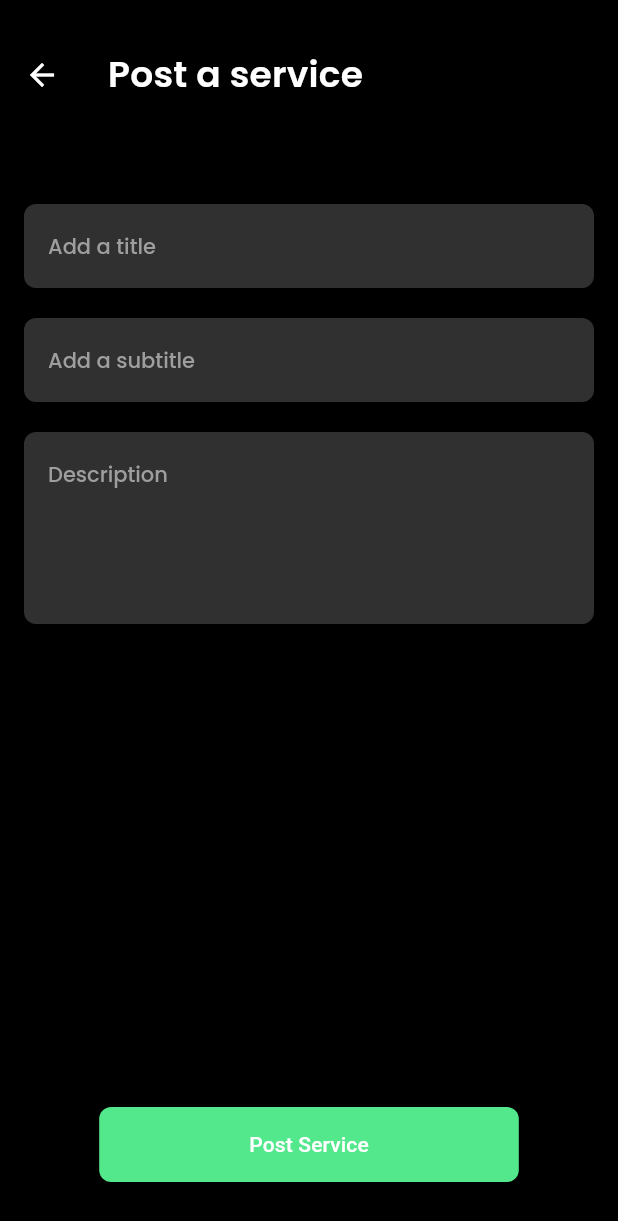
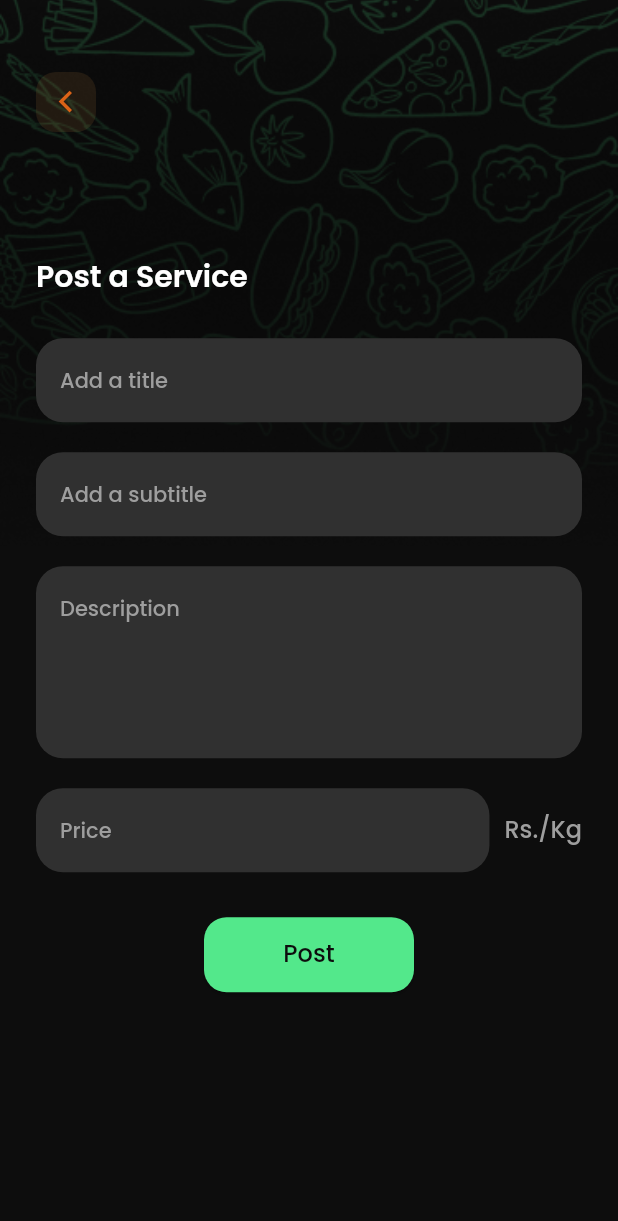
Before and after one commit to chamodperera/agrilink, a Flutter app: the PostServiceForm screen opened directly, on a phone screen of 412 x 824 dp. Shown: the top 1221 px of the screen. Run offline on Flutter 3.47's test engine with Material 3 defaults, Android fonts, the phone set to English and light mode, and no system bars; our stand-ins replace cloud_firestore, file_picker, firebase_auth, firebase_core, firebase_storage, fluentui_system_icons and 5 more; accounts and stored records are empty; project files that could hold a hidden picture were left out.

Commit message:
added post service screen

```diff
--- /dev/null
+++ b/lib/screens/PostServiceForm.dart
@@ -0,0 +1,153 @@
+import 'package:flutter/material.dart';
+import 'package:agrilink/widgets/buttons/back_button.dart';
+import 'package:agrilink/widgets/buttons/primary_button_dark.dart';
+
+class PostServiceForm extends StatelessWidget {
+  const PostServiceForm({super.key});
+
+  @override
+  Widget build(BuildContext context) {
+    final theme = Theme.of(context);
+    return Scaffold(
+      backgroundColor: theme.scaffoldBackgroundColor,
+      body: Container(
+        decoration: const BoxDecoration(
+          image: DecorationImage(
+            image: AssetImage(
+                "assets/patterns/full.png"), // Add your background image here
+            fit: BoxFit.cover,
+          ),
+        ),
+        child: Stack(
+          children: [
+            const Positioned(
+              top: 40,
+              left: 16,
+              child: BackButtonWidget(), // Custom back button widget
+            ),
+            Center(
+              child: SingleChildScrollView(
+                padding: EdgeInsets.only(
+                  bottom: MediaQuery.of(context).viewInsets.bottom,
+                ),
+                child: Padding(
+                  padding: const EdgeInsets.symmetric(
+                      horizontal: 24.0), // Increased horizontal padding
+                  child: Column(
+                    crossAxisAlignment: CrossAxisAlignment.start,
+                    children: [
+                      const SizedBox(height: 30),
+                      Text(
+                        'Post a Service',
+                        style: theme.textTheme.displayMedium,
+                      ),
+                      const SizedBox(height: 30),
+                      TextField(
+                        decoration: InputDecoration(
+                          filled: true,
+                          fillColor: Colors.grey[850],
+                          hintText: 'Add a title',
+                          hintStyle: theme.textTheme.displaySmall?.copyWith(
+                            fontSize: 14,
+                            color: Colors.grey,
+                          ),
+                          border: OutlineInputBorder(
+                            borderRadius: BorderRadius.circular(
+                                18), // Rounded input border
+                            borderSide: BorderSide.none,
+                          ),
+                        ),
+                        style: const TextStyle(color: Colors.white),
+                      ),
+                      const SizedBox(height: 20),
+                      TextField(
+                        decoration: InputDecoration(
+                          filled: true,
+                          fillColor: Colors.grey[850],
+                          hintText: 'Add a subtitle',
+                          hintStyle: theme.textTheme.displaySmall?.copyWith(
+                            fontSize: 14,
+                            color: Colors.grey,
+                          ),
+                          border: OutlineInputBorder(
+                            borderRadius: BorderRadius.circular(
+                                18), // Rounded input border
+                            borderSide: BorderSide.none,
+                          ),
+                        ),
+                        style: const TextStyle(color: Colors.white),
+                      ),
+                      const SizedBox(height: 20),
+                      TextField(
+                        maxLines: 4,
+                        decoration: InputDecoration(
+                          filled: true,
+                          fillColor: Colors.grey[850],
+                          hintText: 'Description',
+                          hintStyle: theme.textTheme.displaySmall?.copyWith(
+                            fontSize: 14,
+                            color: Colors.grey,
+                          ),
+                          border: OutlineInputBorder(
+                            borderRadius: BorderRadius.circular(
+                                18), // Rounded input border
+                            borderSide: BorderSide.none,
+                          ),
+                        ),
+                        style: const TextStyle(color: Colors.white),
+                      ),
+                      const SizedBox(height: 20),
+                      Row(
+                        children: [
+                          Expanded(
+                            child: TextField(
+                              decoration: InputDecoration(
+                                filled: true,
+                                fillColor: Colors.grey[850],
+                                hintText: 'Price',
+                                hintStyle:
+                                    theme.textTheme.displaySmall?.copyWith(
+                                  fontSize: 14,
+                                  color: Colors.grey,
+                                ),
+                                border: OutlineInputBorder(
+                                  borderRadius: BorderRadius.circular(
+                                      18), // Rounded input border
+                                  borderSide: BorderSide.none,
+                                ),
+                              ),
+                              keyboardType: TextInputType.number,
+                              style: const TextStyle(color: Colors.white),
+                            ),
+                          ),
+                          const SizedBox(width: 10),
+                          Text(
+                            'Rs./Kg', // Unit text
+                            style: theme.textTheme.displaySmall?.copyWith(
+                              fontSize: 16,
+                              color: Colors.grey,
+                            ),
+                          ),
+                        ],
+                      ),
+                      const SizedBox(height: 30),
+                      Center(
+                        child: PrimaryButtonDark(
+                          text: 'Post',
+                          onPressed: () {
+                            // Add your onPressed code here!
+                          },
+                        ),
+                      ),
+                      const SizedBox(height: 20),
+                    ],
+                  ),
+                ),
+              ),
+            ),
+          ],
+        ),
+      ),
+    );
+  }
+}
--- a/lib/screens/main/services.dart
+++ b/lib/screens/main/services.dart
@@ -1,9 +1,8 @@
-import 'package:agrilink/screens/onboarding/PostServiceForm.dart';
+import 'package:agrilink/screens/PostServiceForm.dart';
 import 'package:fluentui_system_icons/fluentui_system_icons.dart';
 import 'package:flutter/material.dart';
 import 'package:agrilink/widgets/cards/offer_card.dart';
 import 'package:agrilink/models/offers_model.dart';
-
 
 Offer service = Offer(
     name: "G.Kodikara",
--- a/lib/screens/onboarding/PostServiceForm.dart
+++ /dev/null
@@ -1,102 +0,0 @@
-import 'package:flutter/material.dart';
-
-
-class PostServiceForm extends StatelessWidget {
-  @override
-  Widget build(BuildContext context) {
-    final theme = Theme.of(context);
-    return Scaffold(
-      backgroundColor: Colors.black,
-      appBar: AppBar(
-        backgroundColor: Colors.black,
-        elevation: 0,
-        toolbarHeight: 100,
-        title: Text(
-          'Post a service',
-          style: theme.textTheme.titleMedium,
-        ),
-      ),
-
-      body: Padding(
-        padding: const EdgeInsets.all(16.0),
-        child: Column(
-          crossAxisAlignment: CrossAxisAlignment.start,
-          children: [
-            SizedBox(height: 20),
-            TextField(
-              decoration: InputDecoration(
-                filled: true,
-                fillColor: Colors.grey[850],
-                hintText: 'Add a title',
-                hintStyle: theme.textTheme.displaySmall?.copyWith(
-                            fontSize: 14,
-                            color: Colors.grey,
-                          ),
-                border: OutlineInputBorder(
-                  borderRadius: BorderRadius.circular(8),
-                  borderSide: BorderSide.none,
-                ),
-              ),
-              style: TextStyle(color: Colors.white),
-            ),
-            SizedBox(height: 20),
-            TextField(
-              decoration: InputDecoration(
-                filled: true,
-                fillColor: Colors.grey[850],
-                hintText: 'Add a subtitle',
-                hintStyle: theme.textTheme.displaySmall?.copyWith(
-                            fontSize: 14,
-                            color: Colors.grey,
-                          ),
-                border: OutlineInputBorder(
-                  borderRadius: BorderRadius.circular(8),
-                  borderSide: BorderSide.none,
-                ),
-              ),
-              style: TextStyle(color: Colors.white),
-            ),
-            SizedBox(height: 20),
-            TextField(
-              maxLines: 4,
-              decoration: InputDecoration(
-                filled: true,
-                fillColor: Colors.grey[850],
-                hintText: 'Description',
-                hintStyle: theme.textTheme.displaySmall?.copyWith(
-                            fontSize: 14,
-                            color: Colors.grey,
-                          ),
-                border: OutlineInputBorder(
-                  borderRadius: BorderRadius.circular(8),
-                  borderSide: BorderSide.none,
-                ),
-              ),
-              style: TextStyle(color: Colors.white),
-            ),
-            Spacer(),
-            Center(
-              child: ElevatedButton(
-                style: ElevatedButton.styleFrom(
-                  backgroundColor: theme.colorScheme.primary,
-                  padding: EdgeInsets.symmetric(vertical: 15, horizontal: 100),
-                  shape: RoundedRectangleBorder(
-                    borderRadius: BorderRadius.circular(8),
-                  ),
-                ),
-                onPressed: () {
-                  // Add your onPressed code here!
-                },
-                child: Text(
-                  'Post Service',
-                  style: TextStyle(color: Colors.white),
-                ),
-              ),
-            ),
-            SizedBox(height: 20),
-          ],
-        ),
-      ),
-    );
-  }
-}
--- a/lib/widgets/buttons/category_button_grey.dart
+++ b/lib/widgets/buttons/category_button_grey.dart
@@ -16,7 +16,7 @@ class CategoryButtonGrey extends StatelessWidget {
     return Column(
       children: [
         Padding(
-          padding: const EdgeInsets.only(top: 8.0,bottom: 8.0),
+          padding: const EdgeInsets.only(top: 8.0, bottom: 8.0),
           child: ElevatedButton(
             onPressed: onPressed,
             style: ElevatedButton.styleFrom(
@@ -25,7 +25,8 @@ class CategoryButtonGrey extends StatelessWidget {
               shape: RoundedRectangleBorder(
                 borderRadius: BorderRadius.circular(20),
               ),
-              padding: const EdgeInsets.symmetric(horizontal: 15, vertical: 4), // Reduced padding
+              padding: const EdgeInsets.symmetric(
+                  horizontal: 10, vertical: 4), // Reduced padding
             ),
             child: Text(
               text,
```
Lines whose indentation alone changed are shown as unchanged.
